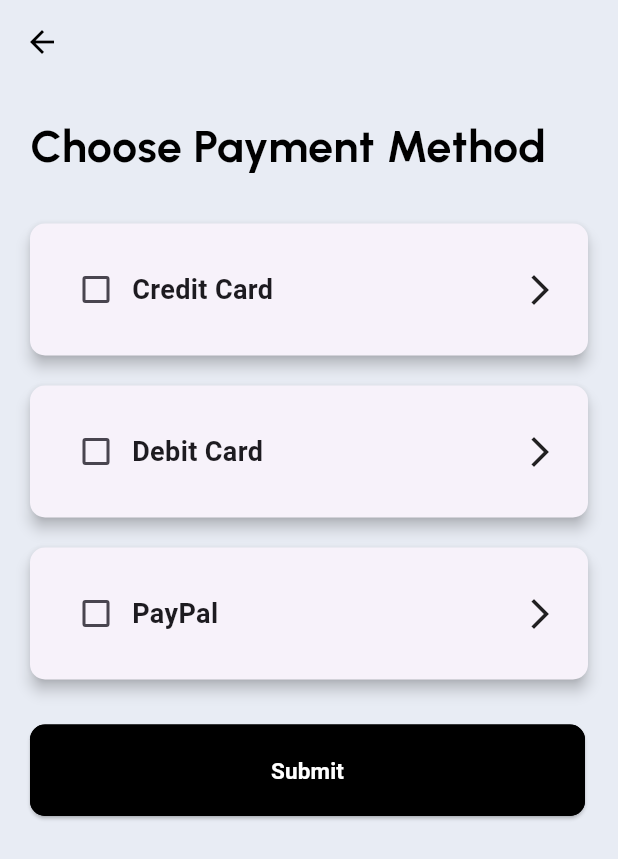
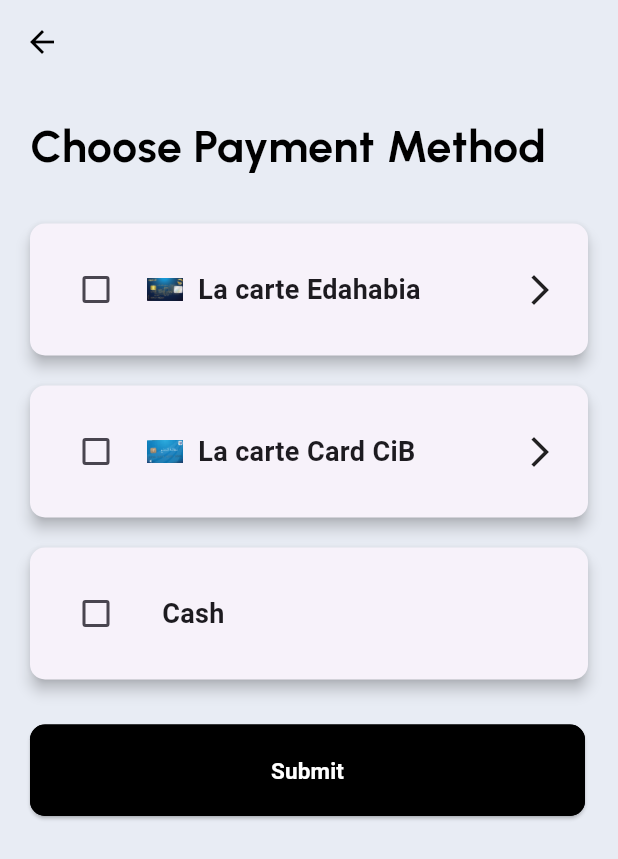
Before and after one commit to Kah42255/abcd, a Flutter app: the Paymont screen opened directly, on a phone screen of 412 x 824 dp. Shown: the top 859 px of the screen. Run offline on Flutter 3.47's test engine with Material 3 defaults, Android fonts, the phone set to English and light mode, and no system bars; our stand-ins replace flutter_svg, go_router, image_picker, smooth_page_indicator; Roboto replaces fonts that are missing (Urbanist-SemiBold).

Commit message:
first commit

```diff
--- a/lib/screens/paymont.dart
+++ b/lib/screens/paymont.dart
@@ -19,7 +19,7 @@
       context: context,
       builder: (BuildContext context) {
         return AlertDialog(
-          title: Text('Enter Your Information',style: Common().mediumTheme,),
+          title: Text('Enter Your Information', style: Common().mediumTheme),
           content: Column(
             mainAxisSize: MainAxisSize.min,
             children: [
@@ -77,9 +77,9 @@
   @override
   Widget build(BuildContext context) {
     List<String> paymentMethods = [
-      'Credit Card',
-      'Debit Card',
-      'PayPal',
+      'La carte Edahabia',
+      'La carte Card CiB',
+      'Cash', // Add 'Cash' as a payment method
     ];
 
     return Scaffold(
@@ -101,8 +101,7 @@
           children: [
             Text(
               'Choose Payment Method',
-              style: Common().titelTheme
-,
+              style: Common().titelTheme,
             ),
             const SizedBox(height: 20),
             Column(
@@ -120,7 +119,9 @@
                           });
                         },
                         onArrowTap: () {
-                          _showInputDialog(context, method);
+                          if (method != 'Cash') {
+                            _showInputDialog(context, method);
+                          }
                         },
                       ))
                   .toList(),
@@ -163,16 +164,31 @@
 
   @override
   Widget build(BuildContext context) {
-    return GestureDetector(
+    Widget iconWidget = SizedBox();
+    if (method == 'La carte Edahabia') {
+      iconWidget = Image.asset(
+        'assets/images/edahabia_icon.png', // Replace 'edahabia_icon.png' with your actual image asset
+        width: 24, // Adjust size as needed
+        height: 24,
+      );
+    } else if (method == 'La carte Card CiB') {
+      iconWidget = Image.asset(
+        'assets/images/card_cib_icon.png', // Replace 'card_cib_icon.png' with your actual image asset
+        width: 24, // Adjust size as needed
+        height: 24,
+      );
+    }
+
+  return GestureDetector(
       onTap: onTap,
       child: Card(
         elevation: 4,
-        margin: const EdgeInsets.symmetric(vertical: 10),
+        margin: EdgeInsets.symmetric(vertical: 10),
         shape: RoundedRectangleBorder(
           borderRadius: BorderRadius.circular(10),
         ),
         child: Padding(
-          padding: const EdgeInsets.all(20),
+          padding: EdgeInsets.all(20),
           child: Row(
             mainAxisAlignment: MainAxisAlignment.spaceBetween,
             children: [
@@ -184,16 +200,20 @@
                       onTap();
                     },
                   ),
+                  SizedBox(width: 10), // Add some space between checkbox and icon
+                  iconWidget, // Display the custom icon
+                  SizedBox(width: 10), // Add some space between icon and text
                   Text(
                     method,
-                    style: const TextStyle(fontSize: 18, fontWeight: FontWeight.bold),
+                    style: TextStyle(fontSize: 18, fontWeight: FontWeight.bold),
                   ),
                 ],
               ),
-              GestureDetector(
-                onTap: onArrowTap,
-                child: const Icon(Icons.arrow_forward_ios),
-              ),
+              if (method != 'Cash') // Display the arrow icon if method is not 'Cash'
+                GestureDetector(
+                  onTap: onArrowTap,
+                  child: Icon(Icons.arrow_forward_ios),
+                ),
             ],
           ),
         ),
```
Also changed, not shown: assets/images/card_cib_icon.png (added), assets/images/edahabia_icon.png (added).
